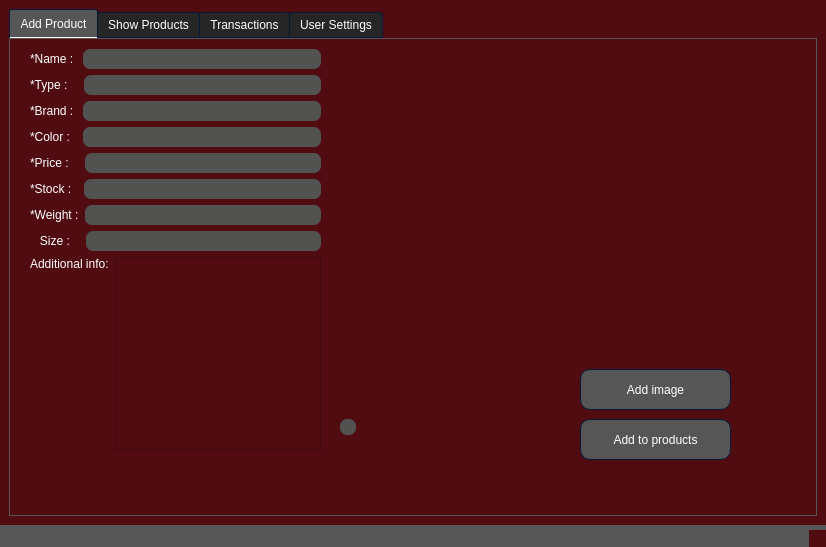
Before: the Qt Designer form AP/costumer_ui.ui in AP-projects-4001/Guys, drawn with Qt 5.
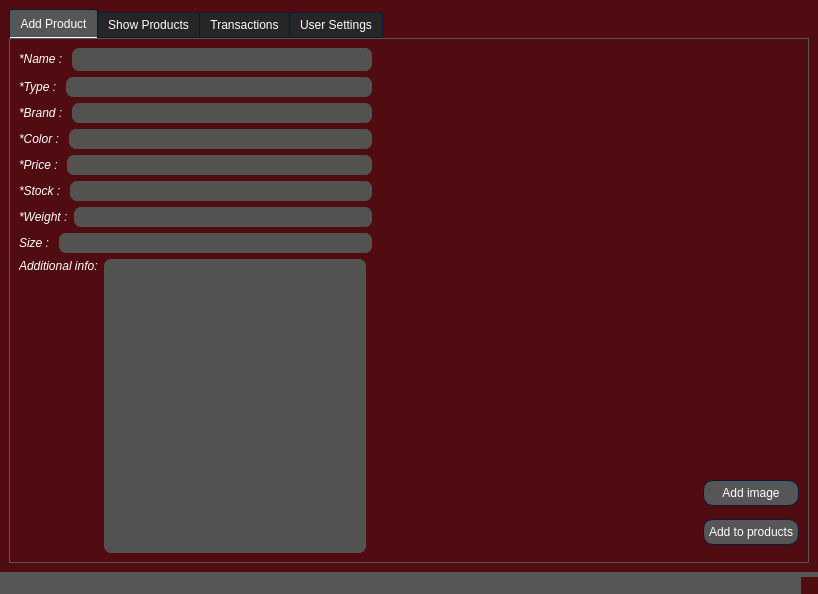
After: the same form once the commit is applied. Icons and pictures are not drawn.

What changed in the file:
```diff
--- a/AP/costumer_ui.ui
+++ b/AP/costumer_ui.ui
@@ -6,8 +6,8 @@
    <rect>
     <x>0</x>
     <y>0</y>
-    <width>826</width>
-    <height>547</height>
+    <width>818</width>
+    <height>594</height>
    </rect>
   </property>
   <property name="windowTitle">
@@ -184,6 +184,16 @@
 
 }
 
+QPlainTextEdit
+{
+	background-color: #525251;
+	color: #ffffff;
+	border-width: 1px;
+	border-radius: 7px;
+	border-color: #051a39;
+	padding: 2px;
+}
+
 QTextEdit
 {
 	background-color: #ffffff;
@@ -705,64 +715,10 @@
        <attribute name="title">
         <string>Add Product</string>
        </attribute>
-       <widget class="QPushButton" name="Button_add">
-        <property name="geometry">
-         <rect>
-          <x>570</x>
-          <y>380</y>
-          <width>151</width>
-          <height>41</height>
-         </rect>
-        </property>
-        <property name="text">
-         <string>Add to products</string>
-        </property>
-       </widget>
-       <widget class="QLabel" name="product_image">
-        <property name="geometry">
-         <rect>
-          <x>370</x>
-          <y>20</y>
-          <width>321</width>
-          <height>191</height>
-         </rect>
-        </property>
-        <property name="text">
-         <string/>
-        </property>
-       </widget>
-       <widget class="QPushButton" name="pushButton">
-        <property name="geometry">
-         <rect>
-          <x>570</x>
-          <y>330</y>
-          <width>151</width>
-          <height>41</height>
-         </rect>
-        </property>
-        <property name="text">
-         <string>Add image</string>
-        </property>
-       </widget>
-       <widget class="QLineEdit" name="hidden_lineedit">
-        <property name="geometry">
-         <rect>
-          <x>330</x>
-          <y>380</y>
-          <width>16</width>
-          <height>16</height>
-         </rect>
-        </property>
-       </widget>
-       <widget class="QWidget" name="layoutWidget">
-        <property name="geometry">
-         <rect>
-          <x>20</x>
-          <y>10</y>
-          <width>291</width>
-          <height>401</height>
-         </rect>
-        </property>
+       <layout class="QGridLayout" name="gridLayout_5">
+        <item row="0" column="0">
+         <layout class="QHBoxLayout" name="horizontalLayout_22">
+          <item>
         <layout class="QVBoxLayout" name="verticalLayout_3">
          <item>
           <layout class="QVBoxLayout" name="verticalLayout">
@@ -771,12 +727,19 @@
              <item>
               <widget class="QLabel" name="label">
                <property name="text">
-                <string>*Name : </string>
+                   <string>&lt;html&gt;&lt;head/&gt;&lt;body&gt;&lt;p&gt;&lt;span style=&quot; font-style:italic;&quot;&gt;*Name : &lt;/span&gt;&lt;/p&gt;&lt;/body&gt;&lt;/html&gt;</string>
                </property>
               </widget>
              </item>
              <item>
-              <widget class="QLineEdit" name="lineEdit_name"/>
+                 <widget class="QLineEdit" name="lineEdit_name">
+                  <property name="minimumSize">
+                   <size>
+                    <width>185</width>
+                    <height>23</height>
+                   </size>
+                  </property>
+                 </widget>
              </item>
             </layout>
            </item>
@@ -785,7 +748,7 @@
              <item>
               <widget class="QLabel" name="label_4">
                <property name="text">
-                <string>*Type :   </string>
+                   <string>&lt;html&gt;&lt;head/&gt;&lt;body&gt;&lt;p&gt;&lt;span style=&quot; font-style:italic;&quot;&gt;*Type :   &lt;/span&gt;&lt;/p&gt;&lt;/body&gt;&lt;/html&gt;</string>
                </property>
               </widget>
              </item>
@@ -799,7 +762,7 @@
              <item>
               <widget class="QLabel" name="label_2">
                <property name="text">
-                <string>*Brand : </string>
+                   <string>&lt;html&gt;&lt;head/&gt;&lt;body&gt;&lt;p&gt;&lt;span style=&quot; font-style:italic;&quot;&gt;*Brand : &lt;/span&gt;&lt;/p&gt;&lt;/body&gt;&lt;/html&gt;</string>
                </property>
               </widget>
              </item>
@@ -813,7 +776,7 @@
              <item>
               <widget class="QLabel" name="label_3">
                <property name="text">
-                <string>*Color :  </string>
+                   <string>&lt;html&gt;&lt;head/&gt;&lt;body&gt;&lt;p&gt;&lt;span style=&quot; font-style:italic;&quot;&gt;*Color :  &lt;/span&gt;&lt;/p&gt;&lt;/body&gt;&lt;/html&gt;</string>
                </property>
               </widget>
              </item>
@@ -827,7 +790,7 @@
              <item>
               <widget class="QLabel" name="label_5">
                <property name="text">
-                <string>*Price :   </string>
+                   <string>&lt;html&gt;&lt;head/&gt;&lt;body&gt;&lt;p&gt;&lt;span style=&quot; font-style:italic;&quot;&gt;*Price :   &lt;/span&gt;&lt;/p&gt;&lt;/body&gt;&lt;/html&gt;</string>
                </property>
               </widget>
              </item>
@@ -841,7 +804,7 @@
              <item>
               <widget class="QLabel" name="label_7">
                <property name="text">
-                <string>*Stock :  </string>
+                   <string>&lt;html&gt;&lt;head/&gt;&lt;body&gt;&lt;p&gt;&lt;span style=&quot; font-style:italic;&quot;&gt;*Stock :  &lt;/span&gt;&lt;/p&gt;&lt;/body&gt;&lt;/html&gt;</string>
                </property>
               </widget>
              </item>
@@ -855,7 +818,7 @@
              <item>
               <widget class="QLabel" name="label_8">
                <property name="text">
-                <string>*Weight :</string>
+                   <string>&lt;html&gt;&lt;head/&gt;&lt;body&gt;&lt;p&gt;&lt;span style=&quot; font-style:italic;&quot;&gt;*Weight :&lt;/span&gt;&lt;/p&gt;&lt;/body&gt;&lt;/html&gt;</string>
                </property>
               </widget>
              </item>
@@ -873,7 +836,7 @@
              <item>
               <widget class="QLabel" name="label_6">
                <property name="text">
-                <string>   Size :   </string>
+                   <string>&lt;html&gt;&lt;head/&gt;&lt;body&gt;&lt;p&gt;&lt;span style=&quot; font-style:italic;&quot;&gt;   Size :   &lt;/span&gt;&lt;/p&gt;&lt;/body&gt;&lt;/html&gt;</string>
                </property>
               </widget>
              </item>
@@ -891,7 +854,7 @@
              <item>
               <widget class="QLabel" name="label_9">
                <property name="text">
-                <string>Additional info:</string>
+                   <string>&lt;html&gt;&lt;head/&gt;&lt;body&gt;&lt;p&gt;&lt;span style=&quot; font-size:9pt; font-style:italic;&quot;&gt;Additional info:&lt;/span&gt;&lt;/p&gt;&lt;/body&gt;&lt;/html&gt;</string>
                </property>
               </widget>
              </item>
@@ -913,10 +876,160 @@
            <item>
             <widget class="QPlainTextEdit" name="plainTextEdit_info"/>
            </item>
+              <item>
+               <widget class="QLineEdit" name="hidden_lineedit">
+                <property name="maximumSize">
+                 <size>
+                  <width>0</width>
+                  <height>0</height>
+                 </size>
+                </property>
+               </widget>
+              </item>
           </layout>
          </item>
         </layout>
-       </widget>
+          </item>
+          <item>
+           <layout class="QVBoxLayout" name="verticalLayout_9">
+            <item>
+             <layout class="QVBoxLayout" name="verticalLayout_8">
+              <item>
+               <spacer name="verticalSpacer_4">
+                <property name="orientation">
+                 <enum>Qt::Vertical</enum>
+                </property>
+                <property name="sizeHint" stdset="0">
+                 <size>
+                  <width>20</width>
+                  <height>40</height>
+                 </size>
+                </property>
+               </spacer>
+              </item>
+              <item>
+               <layout class="QHBoxLayout" name="horizontalLayout_21">
+                <item>
+                 <spacer name="horizontalSpacer_6">
+                  <property name="orientation">
+                   <enum>Qt::Horizontal</enum>
+                  </property>
+                  <property name="sizeHint" stdset="0">
+                   <size>
+                    <width>40</width>
+                    <height>20</height>
+                   </size>
+                  </property>
+                 </spacer>
+                </item>
+                <item>
+                 <widget class="QLabel" name="product_image">
+                  <property name="minimumSize">
+                   <size>
+                    <width>341</width>
+                    <height>191</height>
+                   </size>
+                  </property>
+                  <property name="maximumSize">
+                   <size>
+                    <width>341</width>
+                    <height>191</height>
+                   </size>
+                  </property>
+                  <property name="text">
+                   <string/>
+                  </property>
+                 </widget>
+                </item>
+                <item>
+                 <spacer name="horizontalSpacer_7">
+                  <property name="orientation">
+                   <enum>Qt::Horizontal</enum>
+                  </property>
+                  <property name="sizeHint" stdset="0">
+                   <size>
+                    <width>40</width>
+                    <height>20</height>
+                   </size>
+                  </property>
+                 </spacer>
+                </item>
+               </layout>
+              </item>
+              <item>
+               <spacer name="verticalSpacer_2">
+                <property name="orientation">
+                 <enum>Qt::Vertical</enum>
+                </property>
+                <property name="sizeHint" stdset="0">
+                 <size>
+                  <width>20</width>
+                  <height>40</height>
+                 </size>
+                </property>
+               </spacer>
+              </item>
+             </layout>
+            </item>
+            <item>
+             <layout class="QHBoxLayout" name="horizontalLayout_20">
+              <item>
+               <spacer name="horizontalSpacer_5">
+                <property name="orientation">
+                 <enum>Qt::Horizontal</enum>
+                </property>
+                <property name="sizeHint" stdset="0">
+                 <size>
+                  <width>40</width>
+                  <height>20</height>
+                 </size>
+                </property>
+               </spacer>
+              </item>
+              <item>
+               <widget class="QLabel" name="Confirm_Gif">
+                <property name="minimumSize">
+                 <size>
+                  <width>80</width>
+                  <height>80</height>
+                 </size>
+                </property>
+                <property name="maximumSize">
+                 <size>
+                  <width>80</width>
+                  <height>80</height>
+                 </size>
+                </property>
+                <property name="text">
+                 <string/>
+                </property>
+               </widget>
+              </item>
+              <item>
+               <layout class="QVBoxLayout" name="verticalLayout_7">
+                <item>
+                 <widget class="QPushButton" name="pushButton">
+                  <property name="text">
+                   <string>Add image</string>
+                  </property>
+                 </widget>
+                </item>
+                <item>
+                 <widget class="QPushButton" name="Button_add">
+                  <property name="text">
+                   <string>Add to products</string>
+                  </property>
+                 </widget>
+                </item>
+               </layout>
+              </item>
+             </layout>
+            </item>
+           </layout>
+          </item>
+         </layout>
+        </item>
+       </layout>
       </widget>
       <widget class="QWidget" name="tab_2">
        <attribute name="title">
```
Left out of the diff: 155 changed lines with no effect on the pictures. Lines whose indentation alone changed are shown as unchanged.
